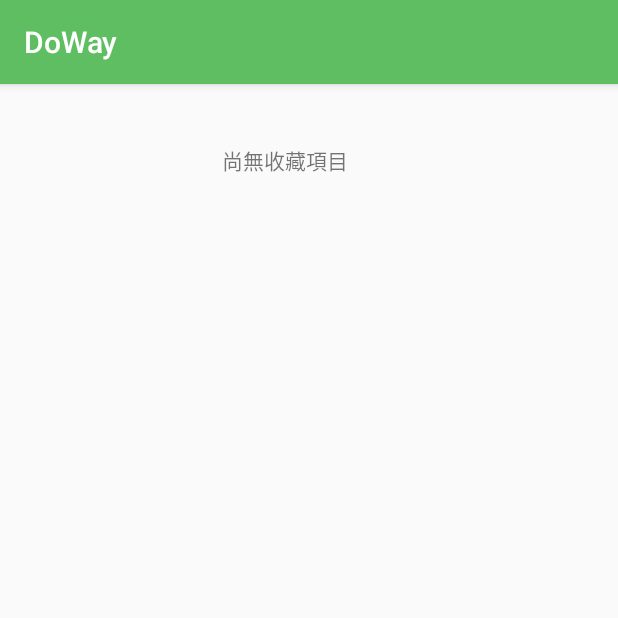
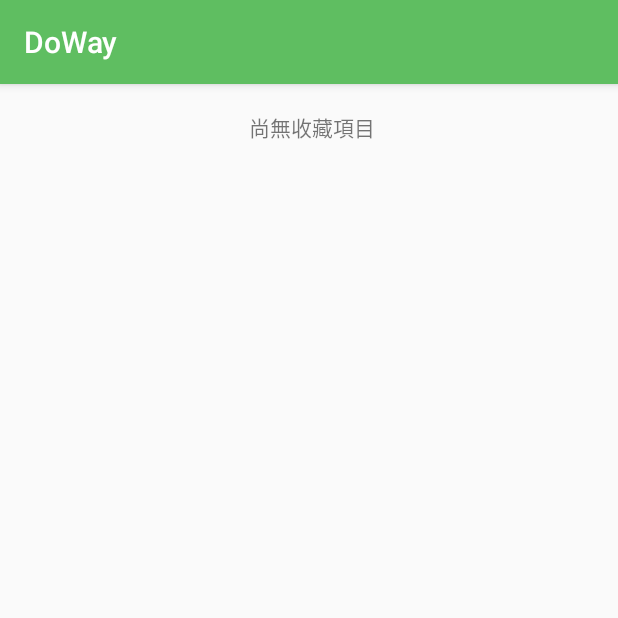
Before and after one commit to iamavrilsfanlearncode/DoWay, an Android app: the MyFavoriteActivity screen opened directly, with no data from a screen before it, on a phone screen of 412 x 824 dp, the top half of it. Run offline under Robolectric (Android 15) with nearby library versions, the phone set to English and light mode, and no system bars; our stand-ins replace CircleImageView; libraries missing offline, so code that uses them is left out: com.nostra13.universalimageloader.

Commit message:
調整layout

```diff
--- a/app/src/main/res/layout/activity_my_favorite.xml
+++ b/app/src/main/res/layout/activity_my_favorite.xml
@@ -10,21 +10,23 @@
         android:id="@+id/noData"
         android:layout_width="wrap_content"
         android:layout_height="wrap_content"
-        android:layout_marginStart="148dp"
-        android:layout_marginTop="40dp"
         android:text="@string/noData"
+        app:layout_constraintBottom_toBottomOf="parent"
+        app:layout_constraintEnd_toEndOf="parent"
+        app:layout_constraintHorizontal_bias="0.506"
         app:layout_constraintStart_toStartOf="parent"
-        app:layout_constraintTop_toTopOf="parent" />
+        app:layout_constraintTop_toTopOf="parent"
+        app:layout_constraintVertical_bias="0.024" />
 
     <ListView
         android:id="@+id/myFavList"
-        android:layout_width="414dp"
-        android:layout_height="609dp"
+        android:layout_width="0dp"
+        android:layout_height="0dp"
         app:layout_constraintBottom_toBottomOf="parent"
         app:layout_constraintEnd_toEndOf="parent"
-        app:layout_constraintHorizontal_bias="1.0"
+
         app:layout_constraintStart_toStartOf="parent"
         app:layout_constraintTop_toTopOf="@+id/noData"
-        app:layout_constraintVertical_bias="1.0" />
+ />
 
 </androidx.constraintlayout.widget.ConstraintLayout>
```
